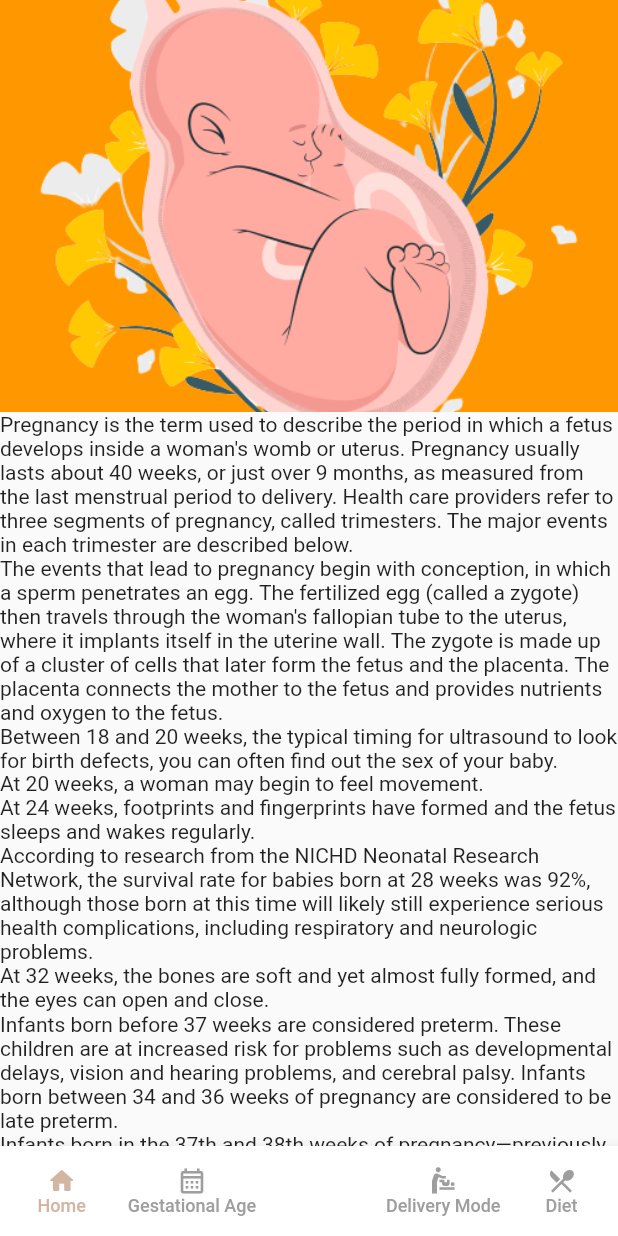
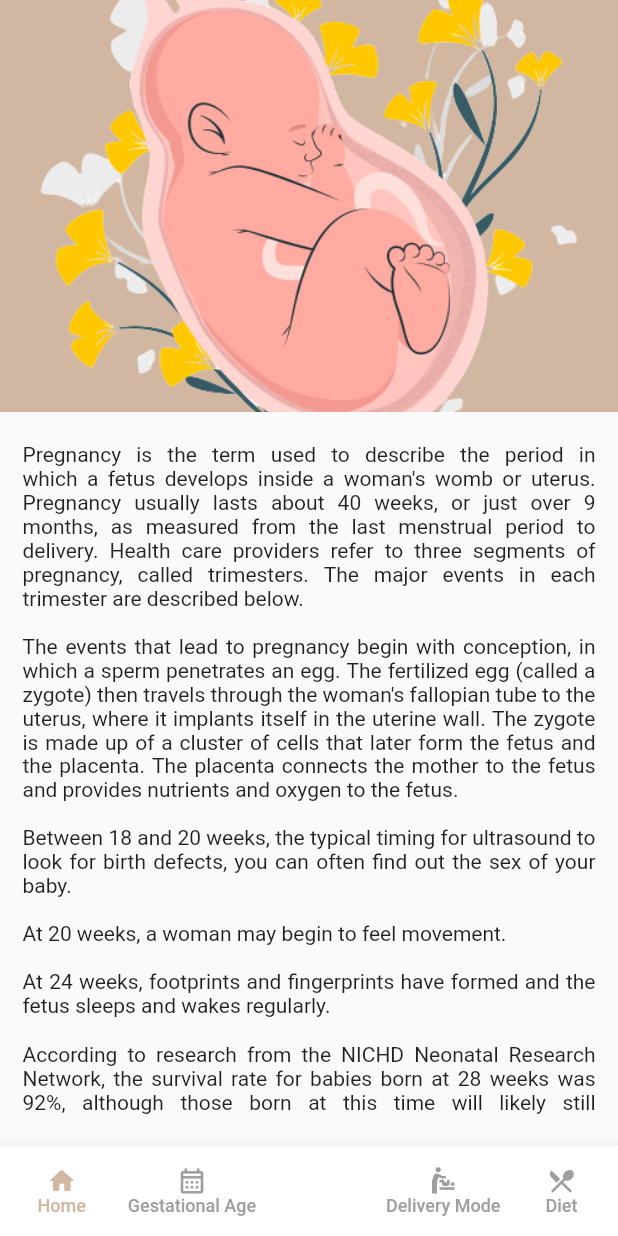
Before and after one commit to MikoYap/PregnantApp, a Flutter app: the screen it shows after launch, on a phone screen of 412 x 824 dp. Run offline on Flutter 3.47's test engine with Material 2 defaults, Android fonts, the phone set to English and light mode, and no system bars; our stand-ins replace carousel_slider; missing offline and left inert: shadow_overlay.

Commit message:
1st commit

```diff
--- a/lib/bottom_nav_app.dart
+++ b/lib/bottom_nav_app.dart
@@ -127,7 +127,8 @@ class _BottomNavAppState extends State<BottomNavApp> {
                           'Delivery Mode',
                           style: TextStyle(
                               fontSize: 12,
-                              color: currentTab == 2 ? Color(0xFFD1B7A1) : Colors.grey),
+                              color: currentTab == 2 ? Color(0xFFD1B7A1) : Colors.grey
+                          ),
                         )
                       ],
                     ),
--- a/lib/home.dart
+++ b/lib/home.dart
@@ -25,6 +25,7 @@ class _HomeState extends State<Home> {
             snap: false,
             floating: false,
             expandedHeight: size.height / 3,
+            backgroundColor: Color(0xFFD1B7A1),
             flexibleSpace: FlexibleSpaceBar(
               background: Image.asset(
                 "assets/images/foetus.png",
@@ -35,29 +36,31 @@ class _HomeState extends State<Home> {
           ),
 
           SliverFillRemaining(
-            child: Center(
+            child: Padding(
+              padding: EdgeInsets.symmetric(horizontal:15, vertical: 20),
               child: Text(
-                  "Pregnancy is the term used to describe the period in which a fetus develops inside a woman's womb or uterus. "
+                "          Pregnancy is the term used to describe the period in which a fetus develops inside a woman's womb or uterus. "
                     "Pregnancy usually lasts about 40 weeks, or just over 9 months, as measured from the last menstrual period to delivery. "
                     "Health care providers refer to three segments of pregnancy, called trimesters. The major events in each trimester are "
-                      "described below.\nThe events that lead to pregnancy begin with conception, in which a sperm penetrates an egg. "
+                    "described below.\n\nThe events that lead to pregnancy begin with conception, in which a sperm penetrates an egg. "
                     "The fertilized egg (called a zygote) then travels through the woman's fallopian tube to the uterus, where it implants "
                     "itself in the uterine wall. The zygote is made up of a cluster of cells that later form the fetus and the placenta. "
-                      "The placenta connects the mother to the fetus and provides nutrients and oxygen to the fetus.\nBetween 18 and 20 weeks, "
-                      "the typical timing for ultrasound to look for birth defects, you can often find out the sex of your baby.\nAt 20 weeks, "
-                      "a woman may begin to feel movement.\nAt 24 weeks, footprints and fingerprints have formed and the fetus sleeps and "
-                      "wakes regularly.\nAccording to research from the NICHD Neonatal Research Network, the survival rate for babies born at "
+                    "The placenta connects the mother to the fetus and provides nutrients and oxygen to the fetus.\n\nBetween 18 and 20 weeks, "
+                    "the typical timing for ultrasound to look for birth defects, you can often find out the sex of your baby.\n\nAt 20 weeks, "
+                    "a woman may begin to feel movement.\n\nAt 24 weeks, footprints and fingerprints have formed and the fetus sleeps and "
+                    "wakes regularly.\n\nAccording to research from the NICHD Neonatal Research Network, the survival rate for babies born at "
                     "28 weeks was 92%, although those born at this time will likely still experience serious health complications, including "
-                      "respiratory and neurologic problems.\nAt 32 weeks, the bones are soft and yet almost fully formed, and the eyes can "
-                      "open and close.\nInfants born before 37 weeks are considered preterm. These children are at increased risk for problems "
+                    "respiratory and neurologic problems.\n\nAt 32 weeks, the bones are soft and yet almost fully formed, and the eyes can "
+                    "open and close.\n\nInfants born before 37 weeks are considered preterm. These children are at increased risk for problems "
                     "such as developmental delays, vision and hearing problems, and cerebral palsy. Infants born between 34 and 36 weeks of "
-                      "pregnancy are considered to be late preterm.\nInfants born in the 37th and 38th weeks of pregnancy—previously considered"
+                    "pregnancy are considered to be late preterm.\n\nInfants born in the 37th and 38th weeks of pregnancy—previously considered"
                     " term—are now considered early term. These infants face more health risks than infants who are born at 39 weeks or "
-                      "later, which is now considered full term. Infants born at 39 or 40 weeks of pregnancy are considered full term.\n"
+                    "later, which is now considered full term. Infants born at 39 or 40 weeks of pregnancy are considered full term.\n\n"
                     "Full-term infants have better health outcomes than do infants born earlier or, in some cases, later than this period. "
                     "Therefore, if there is no medical reason to deliver earlier, it is best to deliver at or after 39 weeks to give the "
-                      "infant's lungs, brain, and liver time to fully develop.\nInfants born at 41 weeks through 41 weeks and 6 days are "
-                      "considered late term.\nInfants who are born at 42 weeks and beyond are considered post term."
+                    "infant's lungs, brain, and liver time to fully develop.\n\nInfants born at 41 weeks through 41 weeks and 6 days are "
+                    "considered late term.\n\nInfants who are born at 42 weeks and beyond are considered post term.",
+                textAlign: TextAlign.justify,
               ),
             ),
           ),
```
Lines whose indentation alone changed are shown as unchanged.
